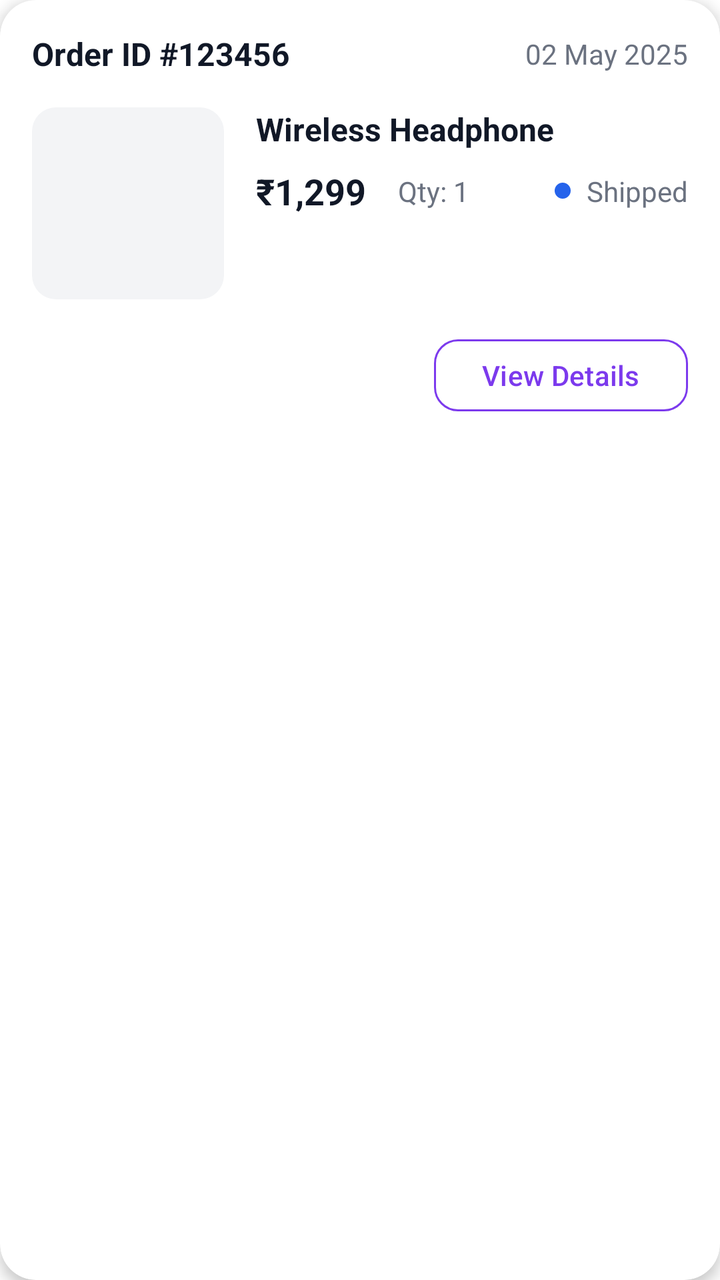
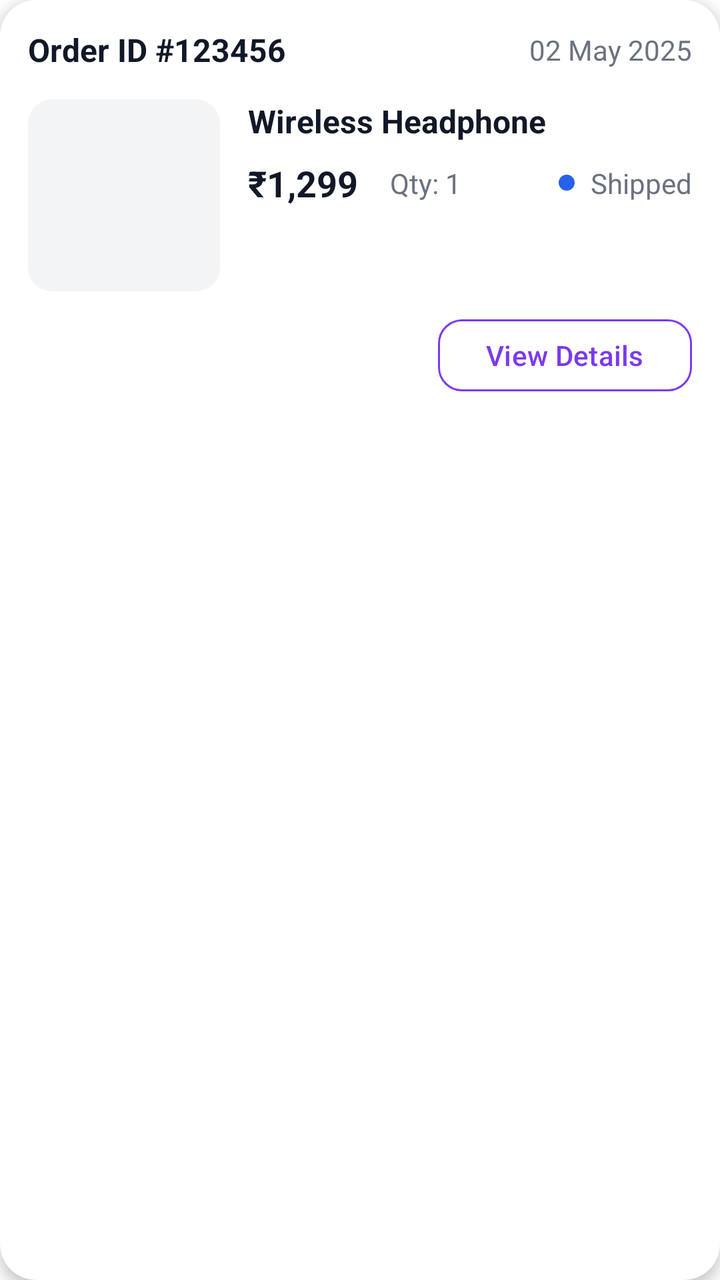

Before-and-after screenshots of an Android layout around one commit, followed by the original layout XML and the change that was made.
<!-- AndroidManifest.xml: application theme Theme.LightShop -->
<!-- res/layout/item_order.xml -->
<?xml version="1.0" encoding="utf-8"?>
<com.google.android.material.card.MaterialCardView xmlns:android="http://schemas.android.com/apk/res/android"
    xmlns:app="http://schemas.android.com/apk/res-auto"
    android:layout_width="match_parent"
    android:layout_height="wrap_content"
    android:layout_marginHorizontal="16dp"
    android:layout_marginVertical="8dp"
    app:cardBackgroundColor="@color/white"
    app:cardCornerRadius="18dp"
    app:cardElevation="4dp"
    app:strokeWidth="0dp">

    <androidx.constraintlayout.widget.ConstraintLayout
        android:layout_width="match_parent"
        android:layout_height="wrap_content"
        android:padding="16dp">

        

        <TextView
            android:id="@+id/tv_order_id"
            android:layout_width="wrap_content"
            android:layout_height="wrap_content"
            android:text="Order ID #123456"
            android:textColor="@color/text_primary"
            android:textSize="16sp"
            android:textStyle="bold"
            app:layout_constraintStart_toStartOf="parent"
            app:layout_constraintTop_toTopOf="parent" />

        <TextView
            android:id="@+id/tv_order_date"
            android:layout_width="wrap_content"
            android:layout_height="wrap_content"
            android:text="02 May 2025"
            android:textColor="@color/text_subtitle"
            android:textSize="14sp"
            app:layout_constraintBottom_toBottomOf="@id/tv_order_id"
            app:layout_constraintEnd_toEndOf="parent"
            app:layout_constraintTop_toTopOf="@id/tv_order_id" />

        
        <com.google.android.material.imageview.ShapeableImageView
            android:id="@+id/iv_product"
            android:layout_width="96dp"
            android:layout_height="96dp"
            android:layout_marginTop="16dp"
            android:scaleType="centerInside"
            android:background="#F3F4F6"
            app:layout_constraintStart_toStartOf="parent"
            app:layout_constraintTop_toBottomOf="@id/tv_order_id"
            app:shapeAppearanceOverlay="@style/RoundedImageView" />

        <TextView
            android:id="@+id/tv_product_name"
            android:layout_width="0dp"
            android:layout_height="wrap_content"
            android:layout_marginStart="16dp"
            android:text="Wireless Headphone"
            android:textColor="@color/text_primary"
            android:textSize="16sp"
            android:textStyle="bold"
            app:layout_constraintEnd_toStartOf="@+id/tv_status_right"
            app:layout_constraintHorizontal_bias="0.0"
            app:layout_constraintStart_toEndOf="@id/iv_product"
            app:layout_constraintTop_toTopOf="@id/iv_product" />

        <TextView
            android:id="@+id/tv_price"
            android:layout_width="wrap_content"
            android:layout_height="wrap_content"
            android:layout_marginTop="8dp"
            android:text="₹1,299"
            android:textColor="@color/text_primary"
            android:textSize="18sp"
            android:textStyle="bold"
            app:layout_constraintStart_toStartOf="@id/tv_product_name"
            app:layout_constraintTop_toBottomOf="@id/tv_product_name" />

        <TextView
            android:id="@+id/tv_qty"
            android:layout_width="wrap_content"
            android:layout_height="wrap_content"
            android:layout_marginStart="16dp"
            android:text="Qty: 1"
            android:textColor="@color/text_subtitle"
            android:textSize="14sp"
            app:layout_constraintBottom_toBottomOf="@id/tv_price"
            app:layout_constraintStart_toEndOf="@id/tv_price"
            app:layout_constraintTop_toTopOf="@id/tv_price" />

        <TextView
            android:id="@+id/tv_status_right"
            android:layout_width="wrap_content"
            android:layout_height="wrap_content"
            android:drawablePadding="8dp"
            android:gravity="center_vertical"
            android:text="Shipped"
            android:textColor="@color/text_subtitle"
            android:textSize="14sp"
            app:drawableStartCompat="@drawable/bg_status_dot"
            app:drawableTint="@color/status_shipped"
            app:layout_constraintBottom_toBottomOf="@id/tv_price"
            app:layout_constraintEnd_toEndOf="parent"
            app:layout_constraintTop_toTopOf="@id/tv_price" />

        
        <TextView
            android:id="@+id/tv_status_bottom"
            android:layout_width="wrap_content"
            android:layout_height="wrap_content"
            android:layout_marginTop="16dp"
            android:drawablePadding="8dp"
            android:gravity="center_vertical"
            android:text="Delivered"
            android:textColor="@color/status_delivered"
            android:textSize="14sp"
            android:visibility="gone"
            app:drawableStartCompat="@drawable/bg_status_dot"
            app:drawableTint="@color/status_delivered"
            app:layout_constraintBottom_toBottomOf="@id/btn_view_details"
            app:layout_constraintStart_toStartOf="parent"
            app:layout_constraintTop_toTopOf="@id/btn_view_details" />

        <com.google.android.material.button.MaterialButton
            android:id="@+id/btn_view_details"
            style="@style/Widget.Material3.Button.OutlinedButton"
            android:layout_width="wrap_content"
            android:layout_height="44dp"
            android:layout_marginTop="16dp"
            android:text="View Details"
            android:textAllCaps="false"
            android:textColor="@color/primary"
            android:textSize="14sp"
            app:cornerRadius="12dp"
            app:layout_constraintBottom_toBottomOf="parent"
            app:layout_constraintEnd_toEndOf="parent"
            app:layout_constraintTop_toBottomOf="@id/iv_product"
            app:strokeColor="@color/primary" />

    </androidx.constraintlayout.widget.ConstraintLayout>

</com.google.android.material.card.MaterialCardView>
<!-- resources referenced by this layout -->
<resources>
  <color name="primary">#7C3AED</color>
  <color name="status_delivered">#16A34A</color>
  <color name="status_shipped">#2563EB</color>
  <color name="text_primary">#111827</color>
  <color name="text_subtitle">#6B7280</color>
  <color name="white">#FFFFFFFF</color>
  <!-- drawable bg_status_dot (drawable) -->
  <?xml version="1.0" encoding="utf-8"?>
  <shape xmlns:android="http://schemas.android.com/apk/res/android"
      android:shape="oval">
      <solid android:color="@color/white" />
      <size android:width="8dp" android:height="8dp" />
  </shape>
  <style name="RoundedImageView" parent="">
          <item name="cornerSize">12dp</item>
      </style>
  <style name="Theme.LightShop" parent="Base.Theme.LightShop" />
  <style name="Base.Theme.LightShop" parent="Theme.Material3.DayNight.NoActionBar">
          
          <item name="android:statusBarColor">@color/white</item>
          <item name="android:windowLightStatusBar">true</item>
          <item name="android:navigationBarColor">@color/white</item>
          <item name="android:windowBackground">@color/white</item>
  
          
          <item name="bottomNavigationStyle">@style/Widget.App.BottomNavigationView</item>
      </style>
  <style name="Widget.App.BottomNavigationView" parent="Widget.Material3.BottomNavigationView">
          <item name="materialThemeOverlay">@style/ThemeOverlay.App.BottomNavigationView</item>
          <item name="android:background">@color/white</item>
          <item name="itemIconTint">@color/nav_selector</item>
          <item name="itemTextColor">@color/nav_selector</item>
          <item name="itemActiveIndicatorStyle">@style/Widget.App.BottomNavigationView.ActiveIndicator</item>
      </style>
  <style name="ThemeOverlay.App.BottomNavigationView" parent="">
          <item name="colorPrimary">@color/black</item>
      </style>
  <style name="Widget.App.BottomNavigationView.ActiveIndicator" parent="Widget.Material3.BottomNavigationView.ActiveIndicator">
          <item name="android:color">@color/nav_active_indicator</item>
          <item name="marginHorizontal">16dp</item>
      </style>
  <color name="black">#FF000000</color>
  <color name="nav_active_indicator">#F2F2F2</color>
</resources>

<!-- the commit's change to res/layout/item_order.xml (unified diff, before → after) -->
@@ -13,7 +13,7 @@
     <androidx.constraintlayout.widget.ConstraintLayout
         android:layout_width="match_parent"
         android:layout_height="wrap_content"
-        android:padding="16dp">
+        android:padding="14dp">
 
         
 
@@ -44,7 +44,7 @@
             android:id="@+id/iv_product"
             android:layout_width="96dp"
             android:layout_height="96dp"
-            android:layout_marginTop="16dp"
+            android:layout_marginTop="14dp"
             android:scaleType="centerInside"
             android:background="#F3F4F6"
             app:layout_constraintStart_toStartOf="parent"
@@ -55,7 +55,7 @@
             android:id="@+id/tv_product_name"
             android:layout_width="0dp"
             android:layout_height="wrap_content"
-            android:layout_marginStart="16dp"
+            android:layout_marginStart="14dp"
             android:text="Wireless Headphone"
             android:textColor="@color/text_primary"
             android:textSize="16sp"
@@ -127,7 +127,7 @@
             style="@style/Widget.Material3.Button.OutlinedButton"
             android:layout_width="wrap_content"
             android:layout_height="44dp"
-            android:layout_marginTop="16dp"
+            android:layout_marginTop="10dp"
             android:text="View Details"
             android:textAllCaps="false"
             android:textColor="@color/primary"
